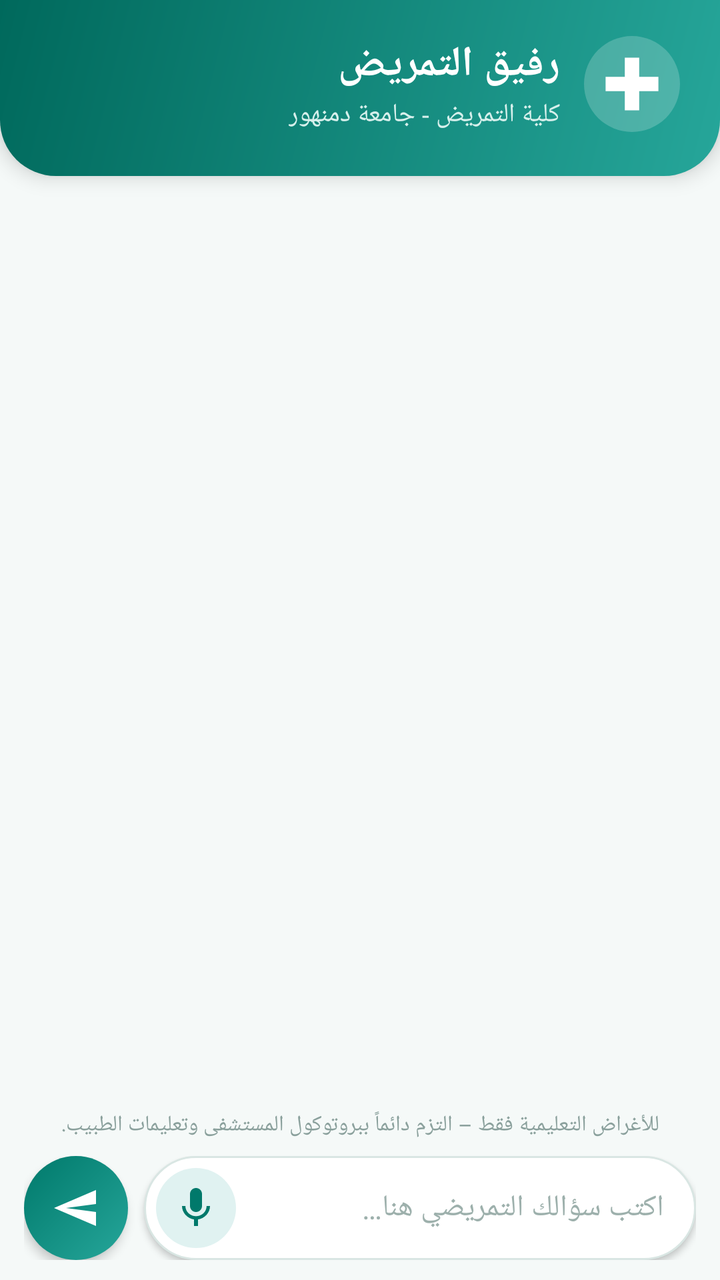
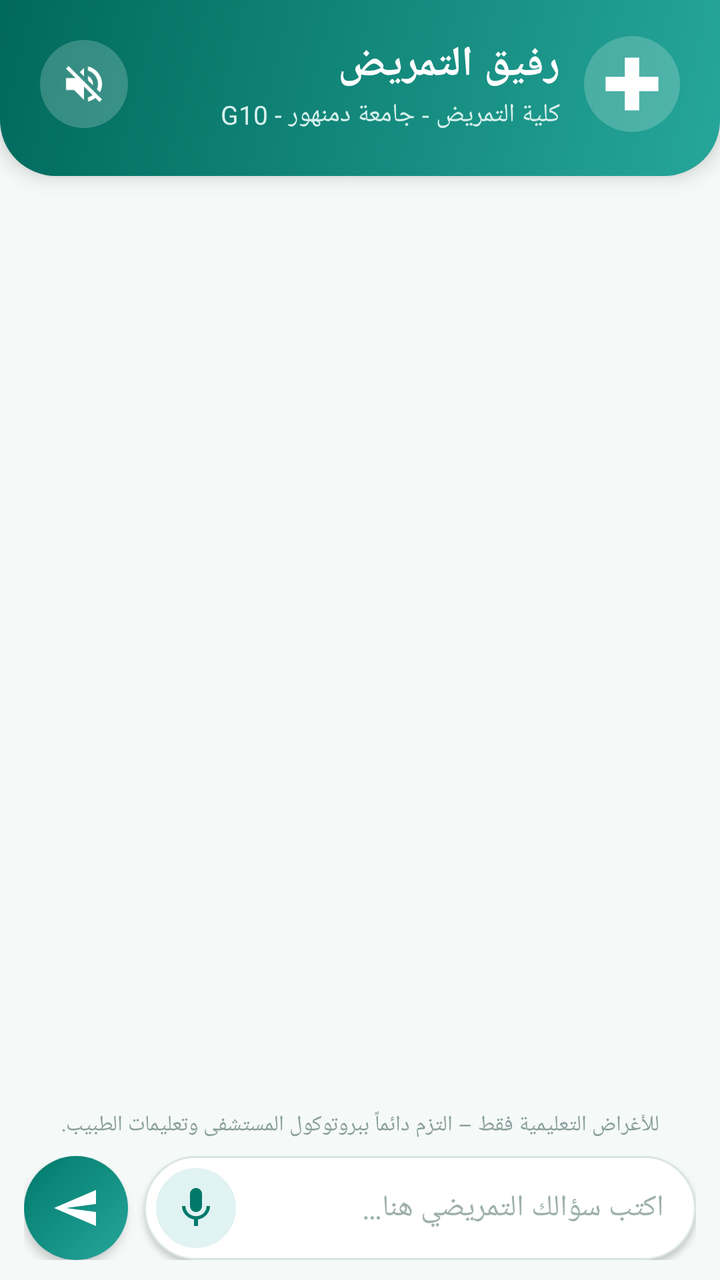

The first picture is an Android layout as it rendered before a commit; the second is the same layout after the commit. The layout source and the unified diff follow.
<!-- AndroidManifest.xml: application theme AppTheme -->
<!-- res/layout/activity_main.xml -->
<?xml version="1.0" encoding="utf-8"?>
<LinearLayout xmlns:android="http://schemas.android.com/apk/res/android"
    android:layout_width="match_parent"
    android:layout_height="match_parent"
    android:background="@color/bg"
    android:fitsSystemWindows="true"
    android:layoutDirection="rtl"
    android:orientation="vertical">

    <LinearLayout
        android:layout_width="match_parent"
        android:layout_height="wrap_content"
        android:background="@drawable/bg_header"
        android:elevation="6dp"
        android:gravity="center_vertical"
        android:orientation="horizontal"
        android:paddingBottom="22dp"
        android:paddingEnd="20dp"
        android:paddingStart="20dp"
        android:paddingTop="18dp">

        <ImageView
            android:layout_width="48dp"
            android:layout_height="48dp"
            android:contentDescription="logo"
            android:src="@drawable/ic_logo" />

        <LinearLayout
            android:layout_width="0dp"
            android:layout_height="wrap_content"
            android:layout_marginStart="12dp"
            android:layout_weight="1"
            android:orientation="vertical">

            <TextView
                android:layout_width="wrap_content"
                android:layout_height="wrap_content"
                android:text="@string/app_name"
                android:textColor="#FFFFFF"
                android:textSize="21sp"
                android:textStyle="bold" />

            <TextView
                android:layout_width="wrap_content"
                android:layout_height="wrap_content"
                android:layout_marginTop="2dp"
                android:text="@string/subtitle"
                android:textColor="#D7F0EC"
                android:textSize="13sp" />
        </LinearLayout>
    </LinearLayout>

    <androidx.recyclerview.widget.RecyclerView
        android:id="@+id/list"
        android:layout_width="match_parent"
        android:layout_height="0dp"
        android:layout_weight="1"
        android:clipToPadding="false"
        android:paddingBottom="8dp"
        android:paddingEnd="10dp"
        android:paddingStart="10dp"
        android:paddingTop="14dp" />

    <TextView
        android:id="@+id/status"
        android:layout_width="match_parent"
        android:layout_height="wrap_content"
        android:gravity="center"
        android:paddingBottom="2dp"
        android:paddingTop="2dp"
        android:text="@string/disclaimer"
        android:textColor="#8AA09C"
        android:textSize="11sp" />

    <LinearLayout
        android:layout_width="match_parent"
        android:layout_height="wrap_content"
        android:gravity="center_vertical"
        android:orientation="horizontal"
        android:paddingBottom="10dp"
        android:paddingEnd="12dp"
        android:paddingStart="12dp"
        android:paddingTop="6dp">

        <LinearLayout
            android:layout_width="0dp"
            android:layout_height="wrap_content"
            android:layout_weight="1"
            android:background="@drawable/bg_input"
            android:elevation="2dp"
            android:gravity="center_vertical"
            android:orientation="horizontal"
            android:paddingEnd="6dp"
            android:paddingStart="16dp">

            <EditText
                android:id="@+id/input"
                android:layout_width="0dp"
                android:layout_height="wrap_content"
                android:layout_weight="1"
                android:background="@null"
                android:hint="@string/hint"
                android:inputType="textMultiLine"
                android:maxLines="4"
                android:minHeight="52dp"
                android:textColorHint="#9DB0AC"
                android:textSize="15sp" />

            <ImageButton
                android:id="@+id/mic"
                android:layout_width="40dp"
                android:layout_height="40dp"
                android:background="@drawable/bg_mic"
                android:contentDescription="mic"
                android:padding="9dp"
                android:src="@drawable/ic_mic" />
        </LinearLayout>

        <ImageButton
            android:id="@+id/send"
            android:layout_width="52dp"
            android:layout_height="52dp"
            android:layout_marginStart="8dp"
            android:background="@drawable/bg_send"
            android:contentDescription="send"
            android:elevation="3dp"
            android:padding="13dp"
            android:src="@drawable/ic_send" />
    </LinearLayout>
</LinearLayout>
<!-- resources referenced by this layout -->
<resources>
  <color name="bg">#F5F9F8</color>
  <!-- drawable bg_header (drawable) -->
  <shape xmlns:android="http://schemas.android.com/apk/res/android" android:shape="rectangle">
      <gradient android:angle="315" android:startColor="#00695C" android:endColor="#26A69A" />
      <corners android:bottomLeftRadius="28dp" android:bottomRightRadius="28dp" />
  </shape>
  <!-- drawable bg_input (drawable) -->
  <shape xmlns:android="http://schemas.android.com/apk/res/android" android:shape="rectangle">
      <solid android:color="#FFFFFF" />
      <stroke android:width="1dp" android:color="#D9E6E3" />
      <corners android:radius="28dp" />
  </shape>
  <!-- drawable bg_mic (drawable) -->
  <shape xmlns:android="http://schemas.android.com/apk/res/android" android:shape="oval">
      <solid android:color="#E0F2F1" />
  </shape>
  <!-- drawable bg_send (drawable) -->
  <shape xmlns:android="http://schemas.android.com/apk/res/android" android:shape="oval">
      <gradient android:angle="315" android:startColor="#00796B" android:endColor="#26A69A" />
  </shape>
  <!-- drawable ic_logo (drawable) -->
  <vector xmlns:android="http://schemas.android.com/apk/res/android"
      android:width="44dp" android:height="44dp"
      android:viewportWidth="40" android:viewportHeight="40">
      <path android:fillColor="#33FFFFFF"
          android:pathData="M20,20m-20,0a20,20 0,1 1,40 0a20,20 0,1 1,-40 0" />
      <path android:fillColor="#FFFFFF"
          android:pathData="M17,9h6v8h8v6h-8v8h-6v-8h-8v-6h8z" />
  </vector>
  <!-- drawable ic_mic (drawable) -->
  <vector xmlns:android="http://schemas.android.com/apk/res/android"
      android:width="24dp" android:height="24dp"
      android:viewportWidth="24" android:viewportHeight="24">
      <path android:fillColor="#00796B"
          android:pathData="M12,14c1.66,0 3,-1.34 3,-3V5c0,-1.66 -1.34,-3 -3,-3S9,3.34 9,5v6c0,1.66 1.34,3 3,3zM17.3,11c0,3 -2.54,5.1 -5.3,5.1S6.7,14 6.7,11H5c0,3.41 2.72,6.23 6,6.72V21h2v-3.28c3.28,-0.48 6,-3.3 6,-6.72h-1.7z" />
  </vector>
  <!-- drawable ic_send (drawable) -->
  <vector xmlns:android="http://schemas.android.com/apk/res/android"
      android:width="24dp" android:height="24dp"
      android:viewportWidth="24" android:viewportHeight="24"
      android:autoMirrored="true">
      <path android:fillColor="#FFFFFFFF"
          android:pathData="M2.01,21L23,12 2.01,3 2,10l15,2 -15,2z" />
  </vector>
  <string name="app_name">رفيق التمريض</string>
  <string name="disclaimer">للأغراض التعليمية فقط – التزم دائماً ببروتوكول المستشفى وتعليمات الطبيب.</string>
  <string name="hint">اكتب سؤالك التمريضي هنا…</string>
  <string name="subtitle">كلية التمريض - جامعة دمنهور</string>
  <style name="AppTheme" parent="Theme.AppCompat.Light.NoActionBar">
          <item name="colorPrimary">@color/teal</item>
          <item name="colorPrimaryDark">@color/teal_dark</item>
          <item name="colorAccent">@color/teal</item>
          <item name="android:statusBarColor">@color/teal_dark</item>
      </style>
  <color name="teal">#00796B</color>
  <color name="teal_dark">#00695C</color>
</resources>

<!-- the commit's change to res/layout/activity_main.xml (unified diff, before → after) -->
@@ -48,6 +48,15 @@
                 android:textColor="#D7F0EC"
                 android:textSize="13sp" />
         </LinearLayout>
+
+        <ImageButton
+            android:id="@+id/readBtn"
+            android:layout_width="44dp"
+            android:layout_height="44dp"
+            android:background="@drawable/bg_header_btn"
+            android:contentDescription="auto read"
+            android:padding="10dp"
+            android:src="@drawable/ic_volume_off" />
     </LinearLayout>
 
     <androidx.recyclerview.widget.RecyclerView
<!-- resource entries referenced after the edit -->
@@ -5,6 +5,10 @@
   <shape xmlns:android="http://schemas.android.com/apk/res/android" android:shape="rectangle">
       <gradient android:angle="315" android:startColor="#00695C" android:endColor="#26A69A" />
       <corners android:bottomLeftRadius="28dp" android:bottomRightRadius="28dp" />
+  </shape>
+  <!-- drawable bg_header_btn (drawable) -->
+  <shape xmlns:android="http://schemas.android.com/apk/res/android" android:shape="oval">
+      <solid android:color="#33FFFFFF" />
   </shape>
   <!-- drawable bg_input (drawable) -->
   <shape xmlns:android="http://schemas.android.com/apk/res/android" android:shape="rectangle">
@@ -44,10 +48,17 @@
       <path android:fillColor="#FFFFFFFF"
           android:pathData="M2.01,21L23,12 2.01,3 2,10l15,2 -15,2z" />
   </vector>
+  <!-- drawable ic_volume_off (drawable) -->
+  <vector xmlns:android="http://schemas.android.com/apk/res/android"
+      android:width="24dp" android:height="24dp"
+      android:viewportWidth="24" android:viewportHeight="24">
+      <path android:fillColor="#FFFFFF"
+          android:pathData="M16.5,12c0,-1.77 -1.02,-3.29 -2.5,-4.03v2.21l2.45,2.45c0.03,-0.2 0.05,-0.41 0.05,-0.63zM19,12c0,0.94 -0.2,1.82 -0.54,2.64l1.51,1.51C20.63,14.91 21,13.5 21,12c0,-4.28 -2.99,-7.86 -7,-8.77v2.06c2.89,0.86 5,3.54 5,6.71zM4.27,3L3,4.27 7.73,9H3v6h4l5,5v-6.73l4.25,4.25c-0.67,0.52 -1.42,0.93 -2.25,1.18v2.06c1.38,-0.31 2.63,-0.95 3.69,-1.81L19.73,21 21,19.73l-9,-9L4.27,3zM12,4L9.91,6.09 12,8.18V4z" />
+  </vector>
   <string name="app_name">رفيق التمريض</string>
   <string name="disclaimer">للأغراض التعليمية فقط – التزم دائماً ببروتوكول المستشفى وتعليمات الطبيب.</string>
   <string name="hint">اكتب سؤالك التمريضي هنا…</string>
-  <string name="subtitle">كلية التمريض - جامعة دمنهور</string>
+  <string name="subtitle">كلية التمريض - جامعة دمنهور - G10</string>
   <style name="AppTheme" parent="Theme.AppCompat.Light.NoActionBar">
           <item name="colorPrimary">@color/teal</item>
           <item name="colorPrimaryDark">@color/teal_dark</item>
